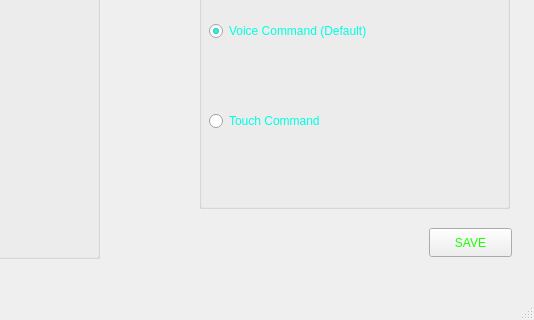
The window that embeddings/mainwindow.ui (acm-ucr/wizard-chess) describes before a commit, drawn with Qt 5; both pictures show x 261 to 795 and y 162 to 482 of the 795 by 482 pixel window.
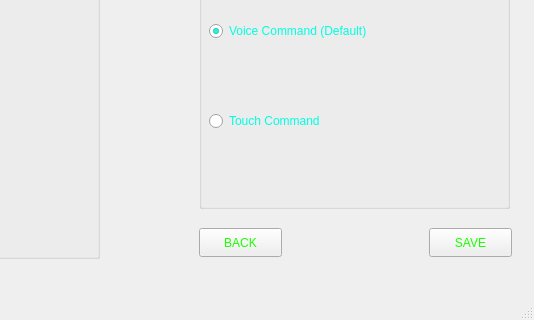
The same window after the commit.

Commit message: Added Back Button in Settings

Diff of the .ui file:
```diff
--- a/embeddings/mainwindow.ui
+++ b/embeddings/mainwindow.ui
@@ -2947,6 +2947,23 @@
        </property>
       </widget>
      </widget>
+     <widget class="QPushButton" name="pushButton_back_settings">
+      <property name="geometry">
+       <rect>
+        <x>460</x>
+        <y>390</y>
+        <width>83</width>
+        <height>29</height>
+       </rect>
+      </property>
+      <property name="styleSheet">
+       <string notr="true">color: rgb(26, 255, 0);
+font: 900 12pt &quot;Segoe UI Black&quot;;</string>
+      </property>
+      <property name="text">
+       <string>BACK</string>
+      </property>
+     </widget>
     </widget>
     <widget class="QWidget" name="About">
      <widget class="QLabel" name="label_25">
```
The commit also changes 2 other files.
